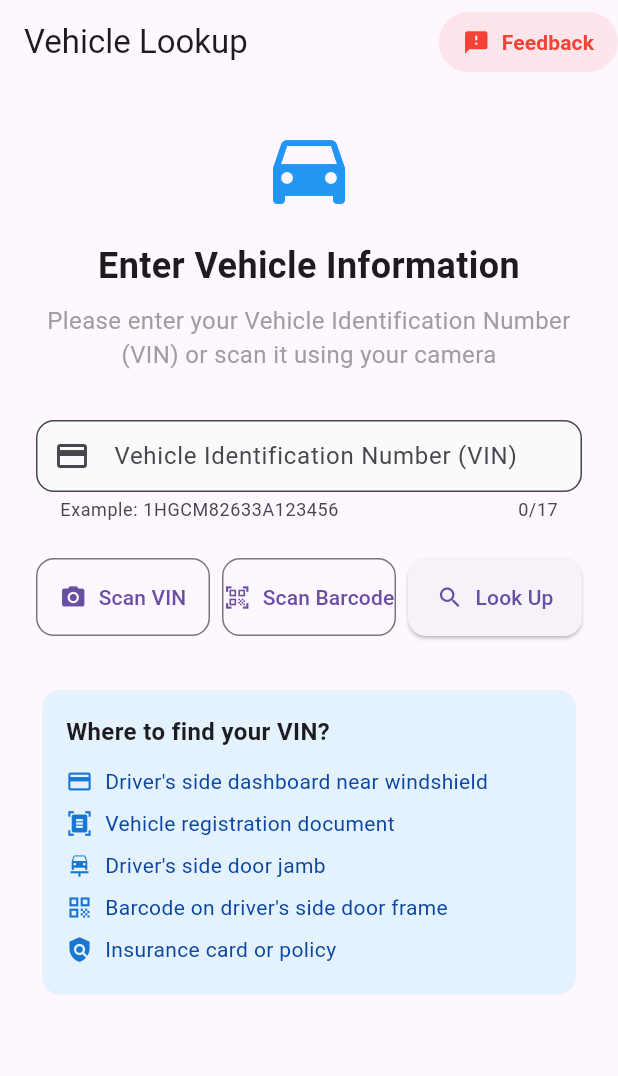
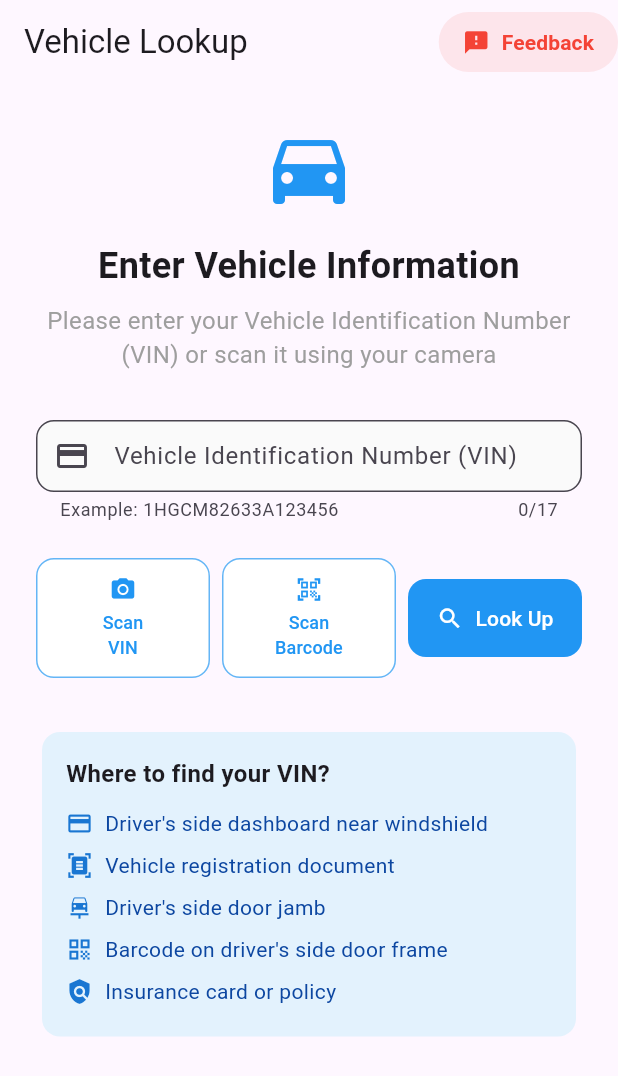
Before and after one commit to rayboorsma1960/vin_lookup, a Flutter app: the screen it shows after launch, on a phone screen of 412 x 824 dp. Shown: the top 1076 px of the screen. Run offline on Flutter 3.47's test engine with Material 3 defaults, Android fonts, the phone set to English and light mode, and no system bars; our stand-ins replace connectivity_plus, image_picker; missing offline and left inert: barcode_scan2, google_mlkit_text_recognition.

Commit message:
bottom 3 buttons are cleaned up and look nice

```diff
--- a/lib/features/vin_lookup/vin_input_screen.dart
+++ b/lib/features/vin_lookup/vin_input_screen.dart
@@ -174,38 +174,66 @@ class _VinInputScreenState extends State<VinInputScreen> {
                   const SizedBox(height: 24),
 
                   // Action Buttons
+                  // Action Buttons
+                  // Action Buttons
                   Row(
                     children: [
                       Expanded(
-                        child: OutlinedButton.icon(
+                        child: ElevatedButton(  // Changed from ElevatedButton.icon
                           onPressed: _isLoading ? null : _scanVin,
-                          icon: const Icon(Icons.camera_alt),
-                          label: const Text('Scan VIN'),
-                          style: OutlinedButton.styleFrom(
-                            padding: const EdgeInsets.symmetric(vertical: 16),
+                          style: ElevatedButton.styleFrom(
+                            padding: const EdgeInsets.symmetric(vertical: 12),  // Slightly reduced padding
+                            backgroundColor: Colors.white,
+                            foregroundColor: Colors.blue,
+                            elevation: 0,
+                            side: BorderSide(color: Colors.blue.shade300),
                             shape: RoundedRectangleBorder(
                               borderRadius: BorderRadius.circular(12),
                             ),
+                          ),
+                          child: const Column(  // Using Column instead of icon+label
+                            mainAxisSize: MainAxisSize.min,
+                            children: [
+                              Icon(Icons.camera_alt),
+                              SizedBox(height: 4),  // Space between icon and text
+                              Text('Scan\nVIN',
+                                textAlign: TextAlign.center,
+                                style: TextStyle(fontSize: 12),
+                              ),
+                            ],
                           ),
                         ),
                       ),
                       const SizedBox(width: 8),
                       Expanded(
-                        child: OutlinedButton.icon(
+                        child: ElevatedButton(  // Changed from ElevatedButton.icon
                           onPressed: _isLoading ? null : _scanBarcodeVin,
-                          icon: const Icon(Icons.qr_code_scanner),
-                          label: const Text('Scan Barcode'),
-                          style: OutlinedButton.styleFrom(
-                            padding: const EdgeInsets.symmetric(vertical: 16),
+                          style: ElevatedButton.styleFrom(
+                            padding: const EdgeInsets.symmetric(vertical: 12),  // Slightly reduced padding
+                            backgroundColor: Colors.white,
+                            foregroundColor: Colors.blue,
+                            elevation: 0,
+                            side: BorderSide(color: Colors.blue.shade300),
                             shape: RoundedRectangleBorder(
                               borderRadius: BorderRadius.circular(12),
                             ),
+                          ),
+                          child: const Column(  // Using Column instead of icon+label
+                            mainAxisSize: MainAxisSize.min,
+                            children: [
+                              Icon(Icons.qr_code_scanner),
+                              SizedBox(height: 4),  // Space between icon and text
+                              Text('Scan\nBarcode',
+                                textAlign: TextAlign.center,
+                                style: TextStyle(fontSize: 12),
+                              ),
+                            ],
                           ),
                         ),
                       ),
                       const SizedBox(width: 8),
                       Expanded(
-                        child: ElevatedButton.icon(
+                        child: ElevatedButton.icon(  // Keep this one as ElevatedButton.icon
                           onPressed: _isLoading ? null : _submitVin,
                           icon: _isLoading
                               ? const SizedBox(
@@ -220,6 +248,9 @@ class _VinInputScreenState extends State<VinInputScreen> {
                           label: Text(_isLoading ? 'Searching...' : 'Look Up'),
                           style: ElevatedButton.styleFrom(
                             padding: const EdgeInsets.symmetric(vertical: 16),
+                            backgroundColor: Colors.blue,
+                            foregroundColor: Colors.white,
+                            elevation: 0,
                             shape: RoundedRectangleBorder(
                               borderRadius: BorderRadius.circular(12),
                             ),
```
